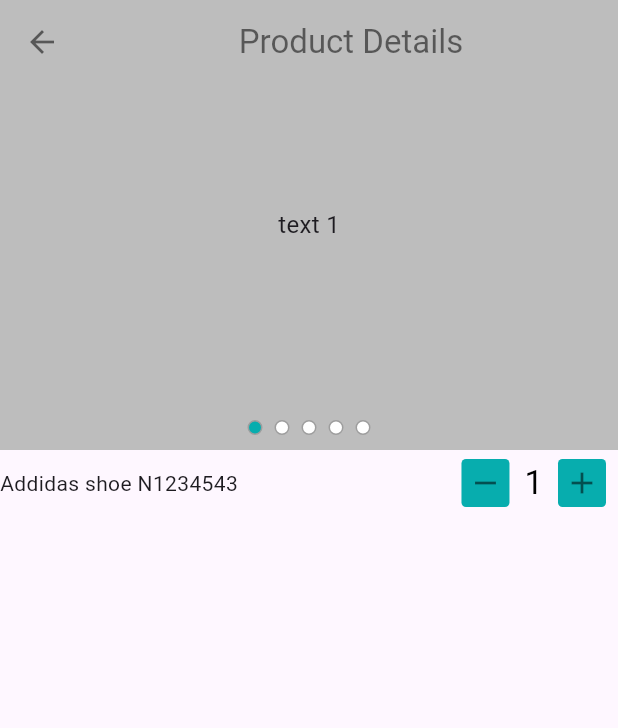
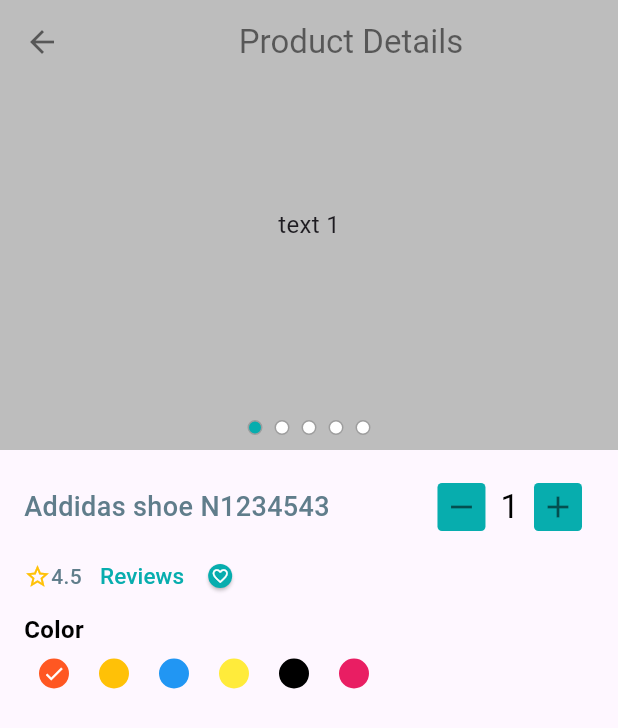
Before and after one commit to howlader97/CraftyBay_Ecommerce_App, a Flutter app: the screen it shows after launch, after a tap on "Nike shoe Ak50490", on a phone screen of 412 x 824 dp. Shown: the top 728 px of the screen. Run offline on Flutter 3.47's test engine with Material 3 defaults, Android fonts, the phone set to English and light mode, and no system bars; drawn by our look-alikes of carousel_slider; our stand-ins replace flutter_svg, get, pin_code_fields.

Commit message:
product details screen selected color added

```diff
--- a/lib/application/state_holder_binder.dart
+++ b/lib/application/state_holder_binder.dart
@@ -1,10 +1,15 @@
 import 'package:craftybay_ecommerce_app/presentation/state_holders/main_bottom_nav_controller.dart';
+import 'package:craftybay_ecommerce_app/presentation/state_holders/selected_color_controller.dart';
+import 'package:craftybay_ecommerce_app/presentation/state_holders/stepper_controller.dart';
 import 'package:get/get.dart';
 
 class StateHolderBinder extends Bindings{
   @override
   void dependencies() {
     Get.put(MainBottomNavController());
+    Get.put(StepperController());
+    Get.put(SelectedColorController());
+
   }
 
 }
--- /dev/null
+++ b/lib/presentation/state_holders/selected_color_controller.dart
@@ -0,0 +1,10 @@
+
+import 'package:get/get.dart';
+
+class SelectedColorController extends GetxController {
+   RxInt selectedIndex = 0.obs;
+
+  void selectColor(int index) {
+    selectedIndex.value = index;
+  }
+}
--- a/lib/presentation/ui/screens/product_details_screen.dart
+++ b/lib/presentation/ui/screens/product_details_screen.dart
@@ -1,10 +1,23 @@
+import 'package:craftybay_ecommerce_app/presentation/state_holders/selected_color_controller.dart';
+import 'package:craftybay_ecommerce_app/presentation/ui/utility/app_colors.dart';
 import 'package:craftybay_ecommerce_app/presentation/ui/widgets/custom_stepper.dart';
 import 'package:craftybay_ecommerce_app/presentation/ui/widgets/home/product_image_slider.dart';
 import 'package:flutter/material.dart';
+import 'package:get/get.dart';
 
 class ProductDetailsScreen extends StatelessWidget {
-  const ProductDetailsScreen({super.key});
+   ProductDetailsScreen({super.key});
 
+  List<Color> colors=[
+    Colors.deepOrange,
+    Colors.amber,
+    Colors.blue,
+    Colors.yellow,
+    Colors.black,
+    Colors.pink,
+  ];
+
+   final SelectedColorController _colorController = Get.put(SelectedColorController());
   @override
   Widget build(BuildContext context) {
     return SafeArea(
@@ -27,14 +40,104 @@
                 ),
               ],
             ),
-            Row(
-              children: [
-                Expanded(child: Text("Addidas shoe N1234543")),
-               CustomStepper(lowerLimit: 1, upperLimit: 10, stepValue: 1, initialValue: 1, onChange: (newValue){
-                 print(newValue);
-               })
-              ],
-            )
+            Padding(
+              padding: const EdgeInsets.all(16),
+              child: Column(
+                crossAxisAlignment: CrossAxisAlignment.start,
+                children: [
+                  Row(
+                    children: [
+                      Expanded(
+                        child: Text(
+                          "Addidas shoe N1234543",
+                          style: TextStyle(
+                            fontSize: 18,
+                            color: Colors.blueGrey,
+                            fontWeight: FontWeight.w500,
+                          ),
+                        ),
+                      ),
+                      CustomStepper(
+                        lowerLimit: 1,
+                        upperLimit: 10,
+                        stepValue: 1,
+                        initialValue: 1,
+                        onChange: (newValue) {
+                          print(newValue);
+                        },
+                      ),
+                    ],
+                  ),
+                  Row(
+                    children: [
+                      Wrap(
+                        crossAxisAlignment: WrapCrossAlignment.center,
+                        children: [
+                          Icon(
+                            Icons.star_border,
+                            size: 18,
+                            color: Colors.amber,
+                          ),
+                          Text(
+                            "4.5",
+                            style: TextStyle(
+                              fontSize: 14,
+                              fontWeight: FontWeight.w500,
+                              color: Colors.blueGrey,
+                            ),
+                          ),
+                        ],
+                      ),
+                      TextButton(
+                        onPressed: () {},
+                        child: Text(
+                          "Reviews",
+                          style: TextStyle(
+                            fontSize: 15,
+                            color: AppColors.primaryColor,
+                            fontWeight: FontWeight.w500,
+                          ),
+                        ),
+                      ),
+                      Card(
+                        color: AppColors.primaryColor,
+                        child: Padding(
+                          padding: const EdgeInsets.all(2),
+                          child: Icon(
+                            Icons.favorite_border,
+                            size: 12,
+                            color: Colors.white,
+                          ),
+                        ),
+                      ),
+                    ],
+                  ),
+                  Text("Color",style: TextStyle(fontSize: 16,fontWeight: FontWeight.w700,color: Colors.black),),
+                  const SizedBox(height: 8,),
+                  SizedBox(
+                    height: 20,
+                    child:ListView.builder(
+                      shrinkWrap: true,
+                      scrollDirection: Axis.horizontal,
+                      itemCount: colors.length,
+                      itemBuilder: (context, index) {
+                        return Obx(()=> InkWell(
+                            borderRadius: BorderRadius.circular(20),
+                            onTap: () => _colorController.selectColor(index),
+                            child: CircleAvatar(
+                              backgroundColor: colors[index],
+                              child: _colorController.selectedIndex.value == index
+                                  ? const Icon(Icons.done, color: Colors.white,size: 15,)
+                                  : SizedBox.shrink(),
+                            ),
+                          ),
+                        );
+                      },
+                    ),
+                  ),
+                ],
+              ),
+            ),
           ],
         ),
       ),
--- a/lib/presentation/ui/widgets/custom_stepper.dart
+++ b/lib/presentation/ui/widgets/custom_stepper.dart
@@ -20,7 +20,7 @@
     required this.onChange,
   });
 
-  final StepperController _controller = Get.put(StepperController());
+  final StepperController _controller = Get.find();
 
   @override
   Widget build(BuildContext context) {
```
